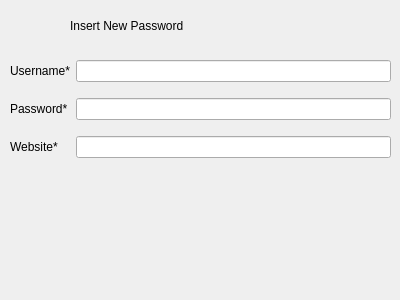
pouyace/Password-Keeper, file iteminsertiondialog.ui: the form before one commit.
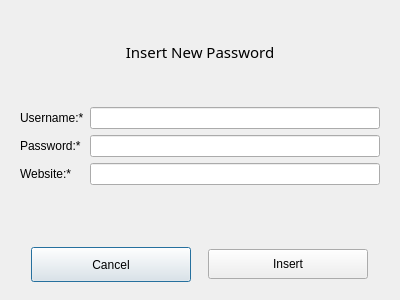
The form after the commit.

```diff
--- a/iteminsertiondialog.ui
+++ b/iteminsertiondialog.ui
@@ -13,61 +13,138 @@
   <property name="windowTitle">
    <string>Dialog</string>
   </property>
-  <widget class="QWidget" name="widget" native="true">
-   <property name="geometry">
-    <rect>
-     <x>10</x>
-     <y>50</y>
-     <width>381</width>
-     <height>121</height>
-    </rect>
+  <layout class="QVBoxLayout" name="verticalLayout">
+   <property name="bottomMargin">
+    <number>0</number>
    </property>
-   <layout class="QGridLayout" name="gridLayout">
-    <item row="0" column="0">
-     <widget class="QLabel" name="label">
-      <property name="text">
-       <string>Username*</string>
+   <item>
+    <widget class="QLabel" name="label_4">
+     <property name="font">
+      <font>
+       <family>Segoe UI Black</family>
+       <pointsize>11</pointsize>
+      </font>
+     </property>
+     <property name="text">
+      <string>Insert New Password</string>
+     </property>
+     <property name="alignment">
+      <set>Qt::AlignCenter</set>
+     </property>
+    </widget>
+   </item>
+   <item>
+    <widget class="QWidget" name="widget" native="true">
+     <layout class="QGridLayout" name="gridLayout">
+      <item row="1" column="1">
+       <widget class="QLineEdit" name="passwordLineEdit"/>
+      </item>
+      <item row="2" column="0">
+       <widget class="QLabel" name="label_3">
+        <property name="font">
+         <font>
+          <pointsize>9</pointsize>
+         </font>
+        </property>
+        <property name="text">
+         <string>Website:*</string>
+        </property>
+       </widget>
+      </item>
+      <item row="2" column="1">
+       <widget class="QLineEdit" name="websiteLineEdit"/>
+      </item>
+      <item row="0" column="0">
+       <widget class="QLabel" name="label">
+        <property name="font">
+         <font>
+          <pointsize>9</pointsize>
+         </font>
+        </property>
+        <property name="text">
+         <string>Username:*</string>
+        </property>
+       </widget>
+      </item>
+      <item row="1" column="0">
+       <widget class="QLabel" name="label_2">
+        <property name="font">
+         <font>
+          <pointsize>9</pointsize>
+         </font>
+        </property>
+        <property name="text">
+         <string>Password:*</string>
+        </property>
+       </widget>
+      </item>
+      <item row="0" column="1">
+       <widget class="QLineEdit" name="usernameLineEdit"/>
+      </item>
+      <item row="3" column="0" colspan="2">
+       <widget class="QLabel" name="resultLabel">
+        <property name="text">
+         <string/>
+        </property>
+       </widget>
+      </item>
+     </layout>
+    </widget>
+   </item>
+   <item>
+    <widget class="QWidget" name="widget_2" native="true">
+     <layout class="QHBoxLayout" name="horizontalLayout">
+      <property name="bottomMargin">
+       <number>0</number>
       </property>
-     </widget>
-    </item>
-    <item row="0" column="1">
-     <widget class="QLineEdit" name="lineEdit"/>
-    </item>
-    <item row="1" column="0">
-     <widget class="QLabel" name="label_2">
-      <property name="text">
-       <string>Password*</string>
-      </property>
-     </widget>
-    </item>
-    <item row="1" column="1">
-     <widget class="QLineEdit" name="lineEdit_2"/>
-    </item>
-    <item row="2" column="0">
-     <widget class="QLabel" name="label_3">
-      <property name="text">
-       <string>Website*</string>
-      </property>
-     </widget>
-    </item>
-    <item row="2" column="1">
-     <widget class="QLineEdit" name="lineEdit_3"/>
-    </item>
-   </layout>
-  </widget>
-  <widget class="QLabel" name="label_4">
-   <property name="geometry">
-    <rect>
-     <x>70</x>
-     <y>10</y>
-     <width>281</width>
-     <height>31</height>
-    </rect>
-   </property>
-   <property name="text">
-    <string>Insert New Password</string>
-   </property>
-  </widget>
+      <item>
+       <widget class="QPushButton" name="cancelPushButton">
+        <property name="minimumSize">
+         <size>
+          <width>0</width>
+          <height>35</height>
+         </size>
+        </property>
+        <property name="maximumSize">
+         <size>
+          <width>160</width>
+          <height>16777215</height>
+         </size>
+        </property>
+        <property name="text">
+         <string>Cancel</string>
+        </property>
+       </widget>
+      </item>
+      <item>
+       <widget class="QPushButton" name="inserPushButton">
+        <property name="sizePolicy">
+         <sizepolicy hsizetype="Minimum" vsizetype="Fixed">
+          <horstretch>0</horstretch>
+          <verstretch>0</verstretch>
+         </sizepolicy>
+        </property>
+        <property name="minimumSize">
+         <size>
+          <width>160</width>
+          <height>30</height>
+         </size>
+        </property>
+        <property name="maximumSize">
+         <size>
+          <width>160</width>
+          <height>16777215</height>
+         </size>
+        </property>
+        <property name="text">
+         <string>Insert</string>
+        </property>
+       </widget>
+      </item>
+     </layout>
+    </widget>
+   </item>
+  </layout>
  </widget>
  <resources/>
  <connections/>
```
